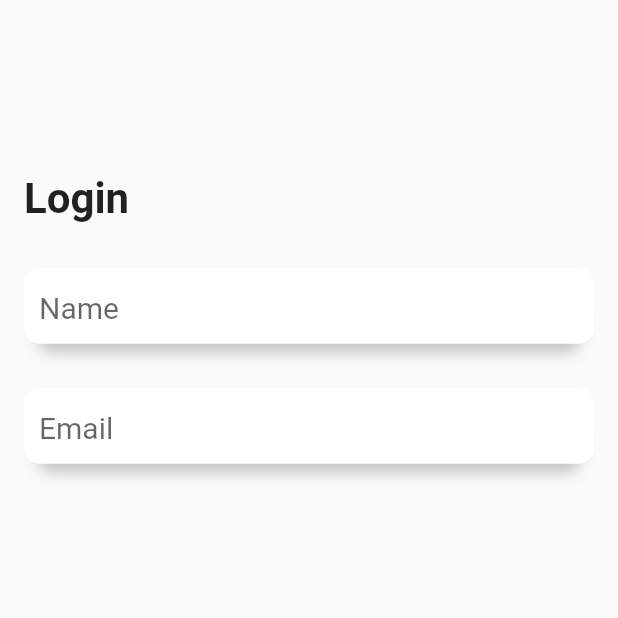
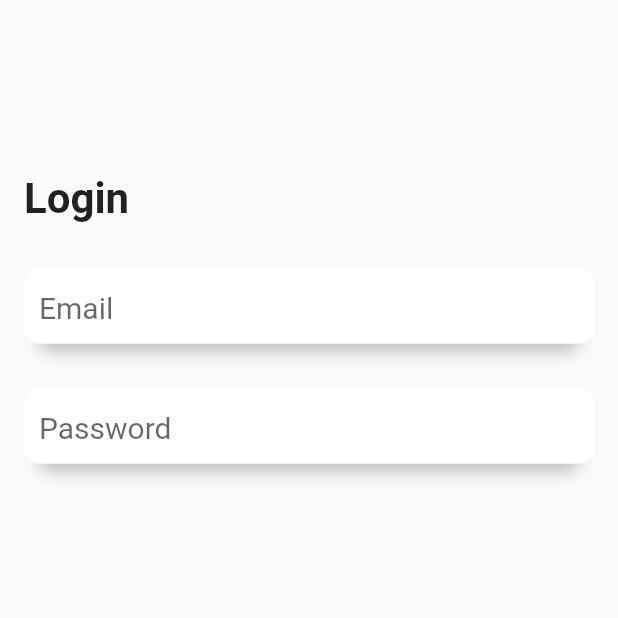
Before and after one commit to HannHank/Vocablii, a Flutter app: the screen it shows after launch, on a phone screen of 412 x 824 dp, the top half of it. Run offline on Flutter 3.47's test engine with Material 2 defaults, Android fonts, the light colour scheme and no system bars; our stand-ins replace firebase_auth, firebase_core; accounts and stored records are empty.

Commit message:
added firebase

```diff
--- /dev/null
+++ b/lib/auth/auth.dart
@@ -0,0 +1,48 @@
+import 'package:firebase_auth/firebase_auth.dart';
+
+class AuthenticationService {
+  final FirebaseAuth _firebaseAuth;
+
+  AuthenticationService(this._firebaseAuth);
+
+  /// Changed to idTokenChanges as it updates depending on more cases.
+  Stream<User> get authStateChanges => _firebaseAuth.idTokenChanges();
+  User currentUser(){
+    print( _firebaseAuth.currentUser);
+    return _firebaseAuth.currentUser;
+  }
+
+
+  /// This won't pop routes so you could do something like
+  /// Navigator.of(context).pushNamedAndRemoveUntil('/', (Route<dynamic> route) => false);
+  /// after you called this method if you want to pop all routes.
+  Future<void> signOut() async {
+    await _firebaseAuth.signOut();
+  }
+
+  /// There are a lot of different ways on how you can do exception handling.
+  /// This is to make it as easy as possible but a better way would be to
+  /// use your own custom class that would take the exception and return better
+  /// error messages. That way you can throw, return or whatever you prefer with that instead.
+  Future<String> signIn({String email, String password}) async {
+    try {
+      await _firebaseAuth.signInWithEmailAndPassword(email: email, password: password);
+      return "Signed in";
+    } on FirebaseAuthException catch (e) {
+      return e.message;
+    }
+  }
+
+  /// There are a lot of different ways on how you can do exception handling.
+  /// This is to make it as easy as possible but a better way would be to
+  /// use your own custom class that would take the exception and return better
+  /// error messages. That way you can throw, return or whatever you prefer with that instead.
+  Future<String> signUp({String email, String password}) async {
+    try {
+      await _firebaseAuth.createUserWithEmailAndPassword(email: email, password: password);
+      return "Signed up";
+    } on FirebaseAuthException catch (e) {
+      return e.message;
+    }
+  }
+}
--- a/lib/components/InputField.dart
+++ b/lib/components/InputField.dart
@@ -1,6 +1,6 @@
 import 'package:flutter/material.dart';
 
-Widget basicForm(String name, String errmsg) {
+Widget basicForm(String name, String errmsg, TextEditingController controller) {
         return Container(
             height: 50,
             decoration: BoxDecoration(
@@ -14,6 +14,7 @@ Widget basicForm(String name, String errmsg) {
                       spreadRadius: -9),
                 ]),
             child: TextField(
+              controller: controller,
               decoration: InputDecoration(
                   isDense: true,
                   counterText: "",
--- a/lib/login.dart
+++ b/lib/login.dart
@@ -1,9 +1,27 @@
+import 'dart:io';
+
 import 'package:flutter/material.dart';
 import 'package:Vocablii/home.dart';
 import 'package:Vocablii/components/InputField.dart';
-class Login extends StatelessWidget {
+import 'package:firebase_auth/firebase_auth.dart';
+import 'auth/auth.dart';
+
+class Login extends StatefulWidget {
   static const String route = "login";
+  @override
+  _Login createState() => _Login();
+}
+
+class _Login extends State<Login> {
+  final auth = AuthenticationService(FirebaseAuth.instance);
+
   final GlobalKey<FormState> _formKey = GlobalKey<FormState>();
+  final nameController = TextEditingController();
+  final emailController = TextEditingController();
+  String emailErr;
+  String pwdErr;
+  String errMsg = "";
+
   @override
   Widget build(BuildContext context) {
     return Scaffold(
@@ -32,9 +50,10 @@ class Login extends StatelessWidget {
                               ),
                             ),
                             SizedBox(height: 30),
-                            basicForm("Name", "Name is missing!"),
+                            basicForm("Email", emailErr,nameController),
                             SizedBox(height: 30),
-                            basicForm("Email", "Email is invalid or missing!")
+                            basicForm("Password", pwdErr,emailController),
+                            Text(errMsg),
                           ],
                         )),
                   ],
@@ -47,8 +66,19 @@ class Login extends StatelessWidget {
                   alignment: FractionalOffset.bottomCenter,
                   child: FloatingActionButton.extended(
                     backgroundColor: Colors.black,
-                    onPressed: () {
-                      Navigator.pushNamed(context, Home.route,arguments:{'User':'Franz Biedenmaier'});
+                    onPressed: () async{
+                      final state =  await auth.signUp(
+                      email:nameController.text.trim(),
+                      password: emailController.text.trim(),
+                        );
+                      if(state == "Signed up"){
+                        Navigator.pushNamed(context, Home.route,arguments:{'User': nameController.text + ' ' + emailController.text});
+                      }else{
+                          setState(() {
+                            errMsg = state;
+                          });
+                      }
+
                     },
                     label: Text("далше"),
                   )),
--- a/pubspec.yaml
+++ b/pubspec.yaml
@@ -23,6 +23,10 @@ environment:
 dependencies:
   flutter:
     sdk: flutter
+  firebase_core: ^0.5.0
+  firebase_auth: ^0.18.0+1
+  cloud_firestore:
+  provider: ^4.3.2+1
 
 
   # The following adds the Cupertino Icons font to your application.
```
Also changed, not shown: lib/home.dart (+10 -4 lines), lib/main.dart (+31 -14 lines), pubspec.lock, 6 other files.
